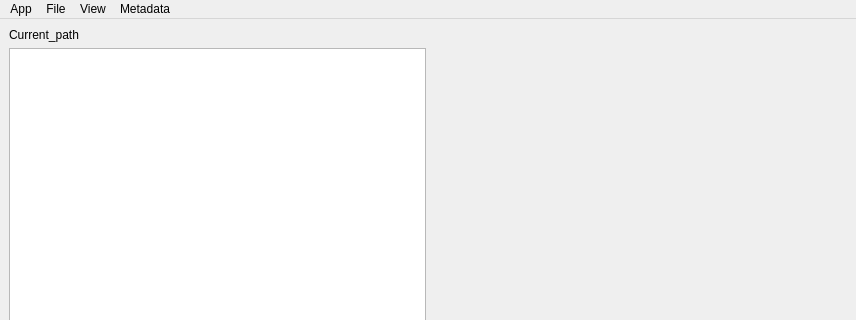
Qt form src/mainwindow.ui (rbbrnc/krbkACD) before a commit; both pictures show x 0 to 856 and y 0 to 320 of the 856 by 768 pixel window.
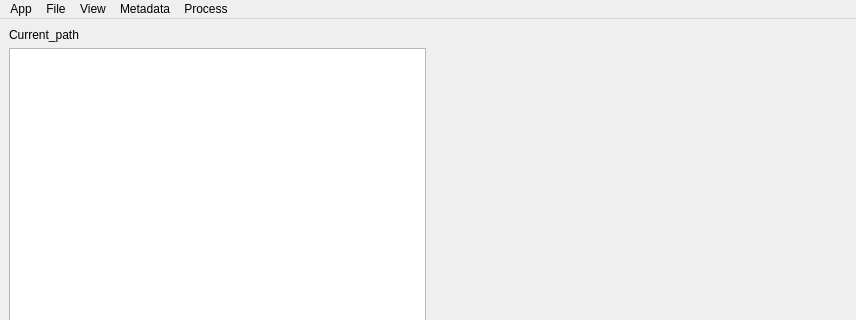
The same form after that commit. Custom widgets are drawn as their Qt base class.

Patch:
```diff
--- a/src/mainwindow.ui
+++ b/src/mainwindow.ui
@@ -134,7 +134,7 @@
      <x>0</x>
      <y>0</y>
      <width>856</width>
-     <height>21</height>
+     <height>19</height>
     </rect>
    </property>
    <widget class="QMenu" name="menuApp">
@@ -177,10 +177,17 @@
     <addaction name="actionEditMetadata"/>
     <addaction name="actionEditDateTime"/>
    </widget>
+   <widget class="QMenu" name="menuProcess">
+    <property name="title">
+     <string>Process</string>
+    </property>
+    <addaction name="actionStart_Process"/>
+   </widget>
    <addaction name="menuApp"/>
    <addaction name="menuFile"/>
    <addaction name="menuView"/>
    <addaction name="menuPages"/>
+   <addaction name="menuProcess"/>
   </widget>
   <widget class="QStatusBar" name="statusbar"/>
   <action name="actionQuit">
```
Left out of the diff: 16 changed lines with no effect on the pictures.
